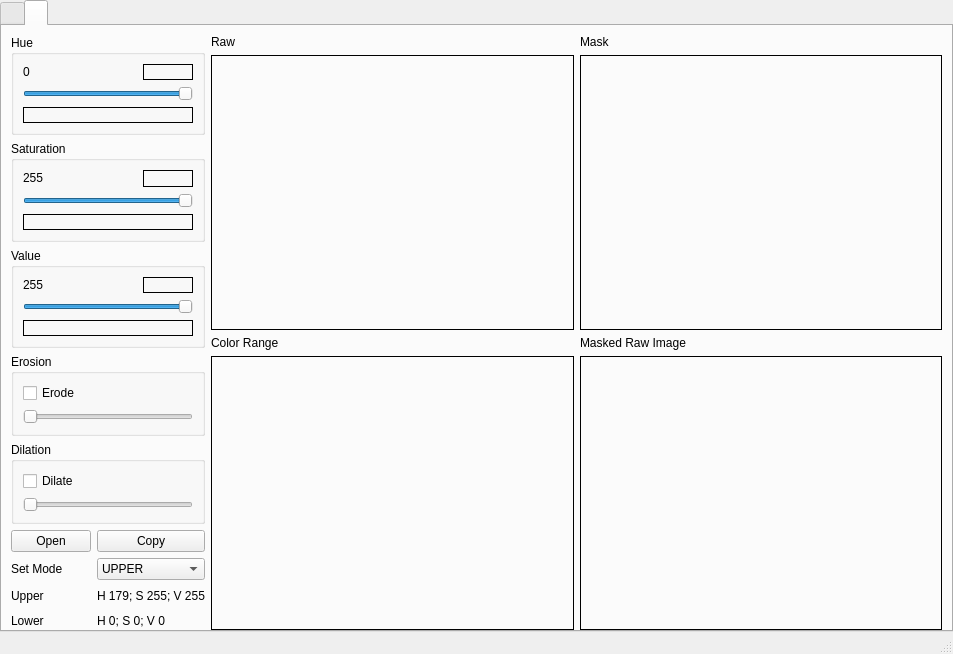
Old version of the form code/main_window.ui in the repository TecArt-Udayana/intro-to-computer-vision-2021.
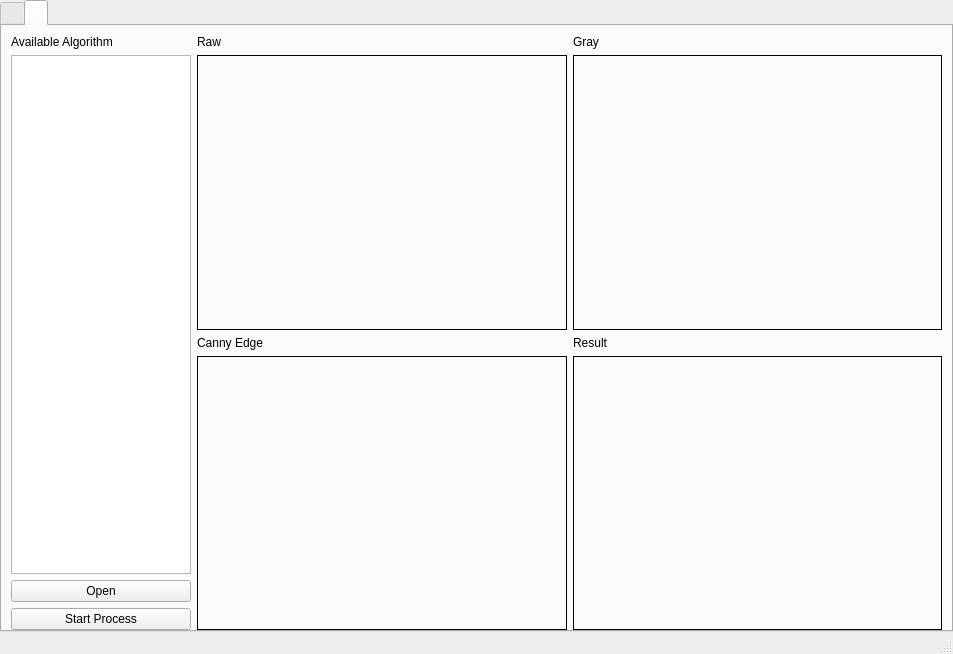
New version of the form. The open tabs and pages were chosen to show the change.

Commit message: Added hough transform circle and line

```diff
--- a/code/main_window.ui
+++ b/code/main_window.ui
@@ -587,405 +587,45 @@
        <attribute name="title">
         <string/>
        </attribute>
-       <layout class="QHBoxLayout" name="horizontalLayout_13" stretch="1,10">
+       <layout class="QHBoxLayout" name="horizontalLayout_13" stretch="0,10">
         <property name="bottomMargin">
          <number>0</number>
         </property>
         <item>
-         <layout class="QVBoxLayout" name="verticalLayout_22" stretch="0,0,0,0,0,0">
+         <layout class="QVBoxLayout" name="verticalLayout_22" stretch="0">
           <property name="sizeConstraint">
            <enum>QLayout::SetDefaultConstraint</enum>
           </property>
           <item>
-           <widget class="QGroupBox" name="groupBox_11">
-            <property name="sizePolicy">
-             <sizepolicy hsizetype="Minimum" vsizetype="Preferred">
-              <horstretch>0</horstretch>
-              <verstretch>0</verstretch>
-             </sizepolicy>
-            </property>
-            <property name="title">
-             <string>Hue</string>
-            </property>
-            <layout class="QVBoxLayout" name="verticalLayout_23">
-             <item>
-              <layout class="QHBoxLayout" name="horizontalLayout_10">
-               <property name="topMargin">
-                <number>0</number>
-               </property>
-               <item>
-                <widget class="QLabel" name="lblH_3">
-                 <property name="sizePolicy">
-                  <sizepolicy hsizetype="Preferred" vsizetype="Fixed">
-                   <horstretch>0</horstretch>
-                   <verstretch>0</verstretch>
-                  </sizepolicy>
-                 </property>
-                 <property name="text">
-                  <string>0</string>
-                 </property>
-                </widget>
-               </item>
-               <item>
-                <widget class="QLabel" name="previewH_3">
-                 <property name="sizePolicy">
-                  <sizepolicy hsizetype="Fixed" vsizetype="Ignored">
-                   <horstretch>0</horstretch>
-                   <verstretch>0</verstretch>
-                  </sizepolicy>
-                 </property>
-                 <property name="maximumSize">
-                  <size>
-                   <width>50</width>
-                   <height>16777215</height>
-                  </size>
-                 </property>
-                 <property name="frameShape">
-                  <enum>QFrame::Box</enum>
-                 </property>
-                 <property name="text">
-                  <string/>
-                 </property>
-                </widget>
-               </item>
-              </layout>
-             </item>
-             <item>
-              <widget class="QSlider" name="sliderH_3">
-               <property name="maximum">
-                <number>359</number>
-               </property>
-               <property name="value">
-                <number>359</number>
-               </property>
-               <property name="orientation">
-                <enum>Qt::Horizontal</enum>
-               </property>
-              </widget>
-             </item>
-             <item>
-              <widget class="QLabel" name="label_21">
-               <property name="sizePolicy">
-                <sizepolicy hsizetype="Preferred" vsizetype="Fixed">
-                 <horstretch>0</horstretch>
-                 <verstretch>0</verstretch>
-                </sizepolicy>
-               </property>
-               <property name="frameShape">
-                <enum>QFrame::Box</enum>
-               </property>
-               <property name="text">
-                <string/>
-               </property>
-              </widget>
-             </item>
-            </layout>
-           </widget>
-          </item>
-          <item>
-           <widget class="QGroupBox" name="groupBox_12">
-            <property name="title">
-             <string>Saturation</string>
-            </property>
-            <layout class="QVBoxLayout" name="verticalLayout_24">
-             <item>
-              <layout class="QHBoxLayout" name="horizontalLayout_11">
-               <property name="topMargin">
-                <number>0</number>
-               </property>
-               <item>
-                <widget class="QLabel" name="lblS_3">
-                 <property name="sizePolicy">
-                  <sizepolicy hsizetype="Preferred" vsizetype="Fixed">
-                   <horstretch>0</horstretch>
-                   <verstretch>0</verstretch>
-                  </sizepolicy>
-                 </property>
-                 <property name="text">
-                  <string>255</string>
-                 </property>
-                </widget>
-               </item>
-               <item>
-                <widget class="QLabel" name="previewS_3">
-                 <property name="sizePolicy">
-                  <sizepolicy hsizetype="Fixed" vsizetype="Ignored">
-                   <horstretch>0</horstretch>
-                   <verstretch>0</verstretch>
-                  </sizepolicy>
-                 </property>
-                 <property name="maximumSize">
-                  <size>
-                   <width>50</width>
-                   <height>16777215</height>
-                  </size>
-                 </property>
-                 <property name="frameShape">
-                  <enum>QFrame::Box</enum>
-                 </property>
-                 <property name="text">
-                  <string/>
-                 </property>
-                </widget>
-               </item>
-              </layout>
-             </item>
-             <item>
-              <widget class="QSlider" name="sliderS_3">
-               <property name="sizePolicy">
-                <sizepolicy hsizetype="Preferred" vsizetype="Fixed">
-                 <horstretch>0</horstretch>
-                 <verstretch>0</verstretch>
-                </sizepolicy>
-               </property>
-               <property name="maximum">
-                <number>255</number>
-               </property>
-               <property name="value">
-                <number>255</number>
-               </property>
-               <property name="orientation">
-                <enum>Qt::Horizontal</enum>
-               </property>
-              </widget>
-             </item>
-             <item>
-              <widget class="QLabel" name="label_22">
-               <property name="sizePolicy">
-                <sizepolicy hsizetype="Preferred" vsizetype="Fixed">
-                 <horstretch>0</horstretch>
-                 <verstretch>0</verstretch>
-                </sizepolicy>
-               </property>
-               <property name="frameShape">
-                <enum>QFrame::Box</enum>
-               </property>
-               <property name="text">
-                <string/>
-               </property>
-              </widget>
-             </item>
-            </layout>
-           </widget>
-          </item>
-          <item>
-           <widget class="QGroupBox" name="groupBox_13">
-            <property name="title">
-             <string>Value</string>
-            </property>
-            <layout class="QVBoxLayout" name="verticalLayout_25">
-             <item>
-              <layout class="QHBoxLayout" name="horizontalLayout_12">
-               <property name="topMargin">
-                <number>0</number>
-               </property>
-               <item>
-                <widget class="QLabel" name="lblV_3">
-                 <property name="sizePolicy">
-                  <sizepolicy hsizetype="Preferred" vsizetype="Fixed">
-                   <horstretch>0</horstretch>
-                   <verstretch>0</verstretch>
-                  </sizepolicy>
-                 </property>
-                 <property name="text">
-                  <string>255</string>
-                 </property>
-                </widget>
-               </item>
-               <item>
-                <widget class="QLabel" name="previewV_3">
-                 <property name="sizePolicy">
-                  <sizepolicy hsizetype="Fixed" vsizetype="Ignored">
-                   <horstretch>0</horstretch>
-                   <verstretch>0</verstretch>
-                  </sizepolicy>
-                 </property>
-                 <property name="maximumSize">
-                  <size>
-                   <width>50</width>
-                   <height>16777215</height>
-                  </size>
-                 </property>
-                 <property name="frameShape">
-                  <enum>QFrame::Box</enum>
-                 </property>
-                 <property name="text">
-                  <string/>
-                 </property>
-                </widget>
-               </item>
-              </layout>
-             </item>
-             <item>
-              <widget class="QSlider" name="sliderV_3">
-               <property name="maximum">
-                <number>255</number>
-               </property>
-               <property name="value">
-                <number>255</number>
-               </property>
-               <property name="orientation">
-                <enum>Qt::Horizontal</enum>
-               </property>
-              </widget>
-             </item>
-             <item>
-              <widget class="QLabel" name="label_23">
-               <property name="sizePolicy">
-                <sizepolicy hsizetype="Preferred" vsizetype="Fixed">
-                 <horstretch>0</horstretch>
-                 <verstretch>0</verstretch>
-                </sizepolicy>
-               </property>
-               <property name="frameShape">
-                <enum>QFrame::Box</enum>
-               </property>
-               <property name="text">
-                <string/>
-               </property>
-              </widget>
-             </item>
-            </layout>
-           </widget>
-          </item>
-          <item>
-           <widget class="QGroupBox" name="groupBox_14">
-            <property name="sizePolicy">
-             <sizepolicy hsizetype="Preferred" vsizetype="Fixed">
-              <horstretch>0</horstretch>
-              <verstretch>0</verstretch>
-             </sizepolicy>
-            </property>
-            <property name="title">
-             <string>Erosion</string>
-            </property>
-            <layout class="QVBoxLayout" name="verticalLayout_26">
-             <item>
-              <widget class="QCheckBox" name="cboxErode_3">
-               <property name="text">
-                <string>Erode</string>
-               </property>
-              </widget>
-             </item>
-             <item>
-              <widget class="QSlider" name="sliderErotion_3">
-               <property name="minimum">
-                <number>1</number>
-               </property>
-               <property name="singleStep">
-                <number>2</number>
-               </property>
-               <property name="orientation">
-                <enum>Qt::Horizontal</enum>
-               </property>
-              </widget>
-             </item>
-            </layout>
-           </widget>
-          </item>
-          <item>
-           <widget class="QGroupBox" name="groupBox_15">
-            <property name="sizePolicy">
-             <sizepolicy hsizetype="Preferred" vsizetype="Fixed">
-              <horstretch>0</horstretch>
-              <verstretch>0</verstretch>
-             </sizepolicy>
-            </property>
-            <property name="title">
-             <string>Dilation</string>
-            </property>
-            <layout class="QVBoxLayout" name="verticalLayout_27">
-             <item>
-              <widget class="QCheckBox" name="cboxDilate_3">
-               <property name="text">
-                <string>Dilate</string>
-               </property>
-              </widget>
-             </item>
-             <item>
-              <widget class="QSlider" name="sliderDilation_3">
-               <property name="minimum">
-                <number>1</number>
-               </property>
-               <property name="singleStep">
-                <number>2</number>
-               </property>
-               <property name="pageStep">
-                <number>10</number>
-               </property>
-               <property name="orientation">
-                <enum>Qt::Horizontal</enum>
-               </property>
-              </widget>
-             </item>
-            </layout>
-           </widget>
-          </item>
-          <item>
-           <layout class="QGridLayout" name="gridLayout_6" columnstretch="1,0">
-            <property name="topMargin">
-             <number>0</number>
-            </property>
-            <item row="4" column="1">
-             <widget class="QLabel" name="lblLower_3">
-              <property name="text">
-               <string>H 0; S 0; V 0</string>
-              </property>
-             </widget>
-            </item>
-            <item row="1" column="0">
-             <widget class="QPushButton" name="btnOpen_3">
-              <property name="text">
-               <string>Open</string>
-              </property>
-             </widget>
-            </item>
-            <item row="4" column="0">
-             <widget class="QLabel" name="label_24">
-              <property name="text">
-               <string>Lower</string>
-              </property>
-             </widget>
-            </item>
-            <item row="1" column="1">
-             <widget class="QPushButton" name="btnCopy_3">
-              <property name="text">
-               <string>Copy</string>
-              </property>
-             </widget>
-            </item>
-            <item row="2" column="1">
-             <widget class="QComboBox" name="cboxSetMode_3">
-              <item>
-               <property name="text">
-                <string>UPPER</string>
-               </property>
-              </item>
-              <item>
-               <property name="text">
-                <string>LOWER</string>
-               </property>
-              </item>
-             </widget>
-            </item>
+           <layout class="QGridLayout" name="gridLayout_3">
             <item row="2" column="0">
-             <widget class="QLabel" name="label_25">
+             <widget class="QPushButton" name="btnOpenHough">
               <property name="text">
-               <string>Set Mode</string>
+               <string>Open</string>
               </property>
              </widget>
             </item>
             <item row="3" column="0">
-             <widget class="QLabel" name="label_26">
+             <widget class="QPushButton" name="btnStartHough">
               <property name="text">
-               <string>Upper</string>
+               <string>Start Process</string>
               </property>
              </widget>
             </item>
-            <item row="3" column="1">
-             <widget class="QLabel" name="lblUpper_3">
+            <item row="1" column="0">
+             <widget class="QListWidget" name="algorithmList">
+              <property name="maximumSize">
+               <size>
+                <width>180</width>
+                <height>16777215</height>
+               </size>
+              </property>
+             </widget>
+            </item>
+            <item row="0" column="0">
+             <widget class="QLabel" name="label_3">
               <property name="text">
-               <string>H 179; S 255; V 255</string>
+               <string>Available Algorithm</string>
               </property>
              </widget>
             </item>
@@ -998,39 +638,6 @@
           <property name="leftMargin">
            <number>0</number>
           </property>
-          <item row="0" column="0">
-           <layout class="QVBoxLayout" name="verticalLayout_28">
-            <item>
-             <widget class="QLabel" name="label_27">
-              <property name="sizePolicy">
-               <sizepolicy hsizetype="Preferred" vsizetype="Fixed">
-                <horstretch>0</horstretch>
-                <verstretch>0</verstretch>
-               </sizepolicy>
-              </property>
-              <property name="text">
-               <string>Raw</string>
-              </property>
-             </widget>
-            </item>
-            <item>
-             <widget class="QLabel" name="previewRaw_3">
-              <property name="sizePolicy">
-               <sizepolicy hsizetype="Ignored" vsizetype="Ignored">
-                <horstretch>0</horstretch>
-                <verstretch>0</verstretch>
-               </sizepolicy>
-              </property>
-              <property name="frameShape">
-               <enum>QFrame::Box</enum>
-              </property>
-              <property name="text">
-               <string/>
-              </property>
-             </widget>
-            </item>
-           </layout>
-          </item>
           <item row="0" column="1">
            <layout class="QVBoxLayout" name="verticalLayout_29">
             <property name="leftMargin">
@@ -1045,7 +652,7 @@
                </sizepolicy>
               </property>
               <property name="text">
-               <string>Mask</string>
+               <string>Gray</string>
               </property>
              </widget>
             </item>
@@ -1067,6 +674,39 @@
             </item>
            </layout>
           </item>
+          <item row="0" column="0">
+           <layout class="QVBoxLayout" name="verticalLayout_28">
+            <item>
+             <widget class="QLabel" name="label_27">
+              <property name="sizePolicy">
+               <sizepolicy hsizetype="Preferred" vsizetype="Fixed">
+                <horstretch>0</horstretch>
+                <verstretch>0</verstretch>
+               </sizepolicy>
+              </property>
+              <property name="text">
+               <string>Raw</string>
+              </property>
+             </widget>
+            </item>
+            <item>
+             <widget class="QLabel" name="previewRawHough">
+              <property name="sizePolicy">
+               <sizepolicy hsizetype="Ignored" vsizetype="Ignored">
+                <horstretch>0</horstretch>
+                <verstretch>0</verstretch>
+               </sizepolicy>
+              </property>
+              <property name="frameShape">
+               <enum>QFrame::Box</enum>
+              </property>
+              <property name="text">
+               <string/>
+              </property>
+             </widget>
+            </item>
+           </layout>
+          </item>
           <item row="1" column="1">
            <layout class="QVBoxLayout" name="verticalLayout_30">
             <item>
@@ -1078,7 +718,7 @@
                </sizepolicy>
               </property>
               <property name="text">
-               <string>Masked Raw Image</string>
+               <string>Result</string>
               </property>
              </widget>
             </item>
@@ -1111,7 +751,7 @@
                </sizepolicy>
               </property>
               <property name="text">
-               <string>Color Range</string>
+               <string>Canny Edge</string>
               </property>
              </widget>
             </item>
```
Left out of the diff: 92 changed lines with no effect on the pictures. The commit also changes 5 other files.
